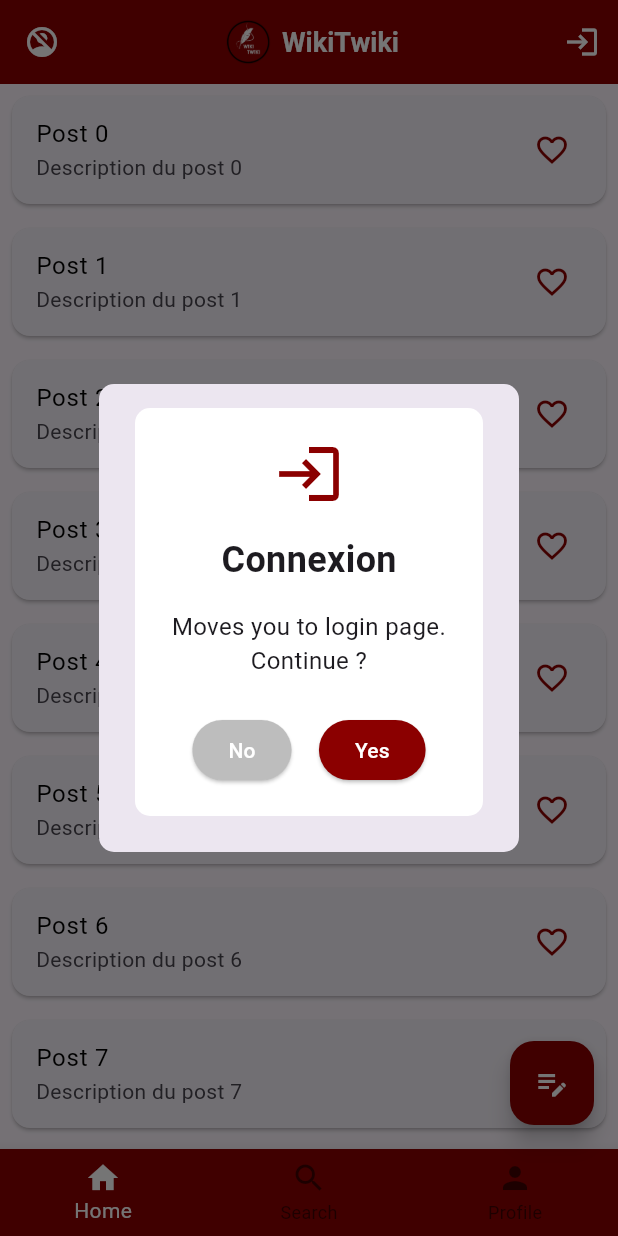
After one commit to Blaze940/WikiTricky, a Flutter app: the screen it shows after launch, after a tap on the "login" icon, on a phone screen of 412 x 824 dp. The commit adds this screen. Run offline on Flutter 3.47's test engine with Material 3 defaults, Android fonts, the phone set to English and light mode, and no system bars; our stand-ins replace bloc, dio, flutter_bloc, flutter_secure_storage, go_router, toastification.

Commit message:
navigation page and link to connexion views ok

```diff
--- a/lib/main.dart
+++ b/lib/main.dart
@@ -3,8 +3,9 @@ import 'package:flutter_bloc/flutter_bloc.dart';
 import 'package:wiki_tricky/src/blocs/auth_bloc/auth_bloc.dart';
 import 'package:wiki_tricky/src/services/auth_api_service.dart';
 import 'package:wiki_tricky/src/services/secure_storage_service.dart';
-import 'package:wiki_tricky/src/views/auth/login_screen.dart';
-import 'package:wiki_tricky/src/views/auth/signup_screen.dart';
+import 'package:wiki_tricky/src/views/auth/login_view.dart';
+import 'package:wiki_tricky/src/views/auth/signup_view.dart';
+import 'package:wiki_tricky/src/views/navigation/navigation_view.dart';
 import 'config/app_theme.dart';
 import 'package:go_router/go_router.dart';
 
@@ -13,15 +14,15 @@ void main() {
     routes: [
       GoRoute(
         path: '/',
-        builder: (context, state) => LoginScreen(),
+        builder: (context, state) => const NavigationView(),
       ),
       GoRoute(
-        path: LoginScreen.routeName,
-        builder: (context, state) => LoginScreen(),
+        path: LoginView.routeName,
+        builder: (context, state) => const LoginView(),
       ),
       GoRoute(
-        path: SignupScreen.routeName,
-        builder: (context, state) => const SignupScreen(),
+        path: SignupView.routeName,
+        builder: (context, state) =>  const SignupView(),
       ),
     ],
   );
--- a/lib/src/exceptions/auth_api_exception.dart
+++ b/lib/src/exceptions/auth_api_exception.dart
@@ -2,6 +2,6 @@ import 'package:wiki_tricky/src/models/api_error.dart';
 
 class AuthApiException extends ApiError {
   AuthApiException(
-      {required int code, required String message, String payload = ''})
+      {required int code, required String message,  payload = const {}})
       : super(code: code, message: message, payload: payload);
 }
--- a/lib/src/models/api_error.dart
+++ b/lib/src/models/api_error.dart
@@ -1,24 +1,15 @@
 class ApiError implements Exception{
   final int? code;
   final String? message;
-  final String? payload;
+  final Map<dynamic,dynamic>? payload;
 
-  ApiError({this.code, required this.message, this.payload = ''});
-
-  factory ApiError.fromJson(Map<String, dynamic> json) {
-    return ApiError(
-      code: json['code'],
-      message: json['message'],
-      payload: json['payload'] ?? '',
-    );
-  }
+  ApiError({this.code, required this.message, this.payload = const {}});
 
   @override
   String toString() {
-    if (payload!.isNotEmpty) {
-      return '$message - $payload';
-    }
-
+    //if (payload!.isNotEmpty) {
+      //return '$message - $payload';
+    //}
     return message!;
   }
 }
--- a/lib/src/services/secure_storage_service.dart
+++ b/lib/src/services/secure_storage_service.dart
@@ -12,6 +12,7 @@ class SecureStorageService {
       return await _storage.read(key: 'authToken');
     } catch (e) {
       //print("error getAuthToken: " + e.toString());
+
       throw Exception('Failed to get auth token - ' + e.toString());
     }
   }
--- /dev/null
+++ b/lib/src/views/navigation/navigation_view.dart
@@ -0,0 +1,50 @@
+import 'package:flutter/material.dart';
+import 'package:wiki_tricky/src/widgets/custom_app_bar.dart';
+
+class NavigationView extends StatelessWidget {
+  static const String routeName = '/home';
+
+  const NavigationView({Key? key}) : super(key: key);
+
+  @override
+  Widget build(BuildContext context) {
+    return SafeArea(
+      child: Scaffold(
+        appBar: const CustomAppBar(
+          titleText: 'WikiTwiki',
+        ),
+        body: ListView.builder(
+          itemCount: 10,
+          itemBuilder: (context, index) {
+            return Card(
+              margin: const EdgeInsets.all(8),
+              child: ListTile(
+                title:
+                    Text('Post $index', style: TextStyle(color: Colors.black)),
+                subtitle: Text('Description du post $index'),
+                trailing:
+                    const Icon(Icons.favorite_border, color: Color(0xFF8B0000)),
+              ),
+            );
+          },
+        ),
+        bottomNavigationBar: BottomNavigationBar(
+          items: const [
+            BottomNavigationBarItem(icon: Icon(Icons.home), label: 'Home'),
+            BottomNavigationBarItem(icon: Icon(Icons.search), label: 'Search'),
+            BottomNavigationBarItem(icon: Icon(Icons.person), label: 'Profile'),
+            ],
+          backgroundColor: const Color(0xFF8B0000),
+          selectedItemColor: Colors.white,
+        ),
+        floatingActionButton: FloatingActionButton(
+          onPressed: () {
+            // Action pour créer un nouveau post
+          },
+          backgroundColor: const Color(0xFF8B0000),
+          child: const Icon(Icons.edit_note, color: Colors.white),
+        ),
+      ),
+    );
+  }
+}
--- /dev/null
+++ b/lib/src/widgets/custom_app_bar.dart
@@ -0,0 +1,183 @@
+import 'package:flutter/material.dart';
+import 'package:flutter_bloc/flutter_bloc.dart';
+import 'package:go_router/go_router.dart';
+import 'package:toastification/toastification.dart';
+import 'package:wiki_tricky/src/blocs/auth_bloc/auth_bloc.dart';
+import 'package:wiki_tricky/src/services/toast_service.dart';
+
+class CustomAppBar extends StatelessWidget implements PreferredSizeWidget {
+  final String titleText;
+
+  const CustomAppBar({
+    Key? key,
+    this.titleText = '',
+  }) : super(key: key);
+
+  @override
+  Widget build(BuildContext context) {
+    return BlocBuilder<AuthBloc, AuthState>(
+      builder: (context, state) {
+        return AppBar(
+          backgroundColor: const Color(0xFF8B0000),
+          elevation: 0,
+          leading: state.status == AuthStatus.success
+              ? IconButton(
+                  icon: const Icon(Icons.account_circle, color: Colors.green),
+                  onPressed: () {
+                    // TODO: Navigate to profile
+                  },
+                )
+              : const Icon(Icons.no_accounts, color: Colors.white),
+          title: Row(
+            mainAxisSize: MainAxisSize.min,
+            children: [
+              Image.asset('assets/logo_wiki_twiki_white.png', height: 40),
+              SizedBox(width: 2),
+              Text(
+                titleText,
+                style: const TextStyle(
+                    color: Colors.white,
+                    fontWeight: FontWeight.bold,
+                    fontSize: 18),
+              ),
+            ],
+          ),
+          centerTitle: true,
+          actions: <Widget>[
+            state.status == AuthStatus.success
+                ? IconButton(
+                    icon: const Icon(Icons.logout, color: Colors.white),
+                    onPressed: () => _showLogoutDialog(context),
+                  )
+                : IconButton(
+                    icon: const Icon(Icons.login, color: Colors.white),
+                    onPressed: () => _showLoginDialog(context),
+                  ),
+          ],
+        );
+      },
+    );
+  }
+
+  void _showLogoutDialog(BuildContext context) {
+    showDialog(
+      context: context,
+      builder: (BuildContext context) {
+        return AlertDialog(
+          shape: RoundedRectangleBorder(
+            borderRadius: BorderRadius.circular(10.0),
+          ),
+          content: Container(
+            padding: const EdgeInsets.all(20),
+            decoration: BoxDecoration(
+              color: Colors.white,
+              borderRadius: BorderRadius.circular(10.0),
+            ),
+            child: Column(
+              mainAxisSize: MainAxisSize.min,
+              children: <Widget>[
+                const Icon(Icons.logout, color: Color(0xFF8B0000), size: 48),
+                const SizedBox(height: 16),
+                const Text('Logout',
+                    style:
+                        TextStyle(fontSize: 24, fontWeight: FontWeight.bold)),
+                const SizedBox(height: 16),
+                const Text('Do you want to disconnect ?',
+                    textAlign: TextAlign.center,
+                    style: TextStyle(fontSize: 16)),
+                const SizedBox(height: 24),
+                Row(
+                  mainAxisAlignment: MainAxisAlignment.spaceEvenly,
+                  children: <Widget>[
+                    ElevatedButton(
+                      onPressed: () => Navigator.of(context).pop(),
+                      style: ElevatedButton.styleFrom(
+                          backgroundColor: Colors.grey[400]),
+                      child: const Text('No'),
+                    ),
+                    ElevatedButton(
+                      onPressed: () => disconnectUser(context),
+                      style: ElevatedButton.styleFrom(
+                          backgroundColor: const Color(0xFF8B0000)),
+                      child: const Text('Yes'),
+                    ),
+                  ],
+                ),
+              ],
+            ),
+          ),
+        );
+      },
+    );
+  }
+
+  void _showLoginDialog(BuildContext context) {
+    showDialog(
+      context: context,
+      builder: (BuildContext context) {
+        return AlertDialog(
+          shape: RoundedRectangleBorder(
+            borderRadius: BorderRadius.circular(10.0),
+          ),
+          content: Container(
+            padding: const EdgeInsets.all(20),
+            decoration: BoxDecoration(
+              color: Colors.white,
+              borderRadius: BorderRadius.circular(10.0),
+            ),
+            child: Column(
+              mainAxisSize: MainAxisSize.min,
+              children: <Widget>[
+                const Icon(Icons.login, color: Color(0xFF8B0000), size: 48),
+                const SizedBox(height: 16),
+                const Text('Connexion',
+                    style:
+                        TextStyle(fontSize: 24, fontWeight: FontWeight.bold)),
+                const SizedBox(height: 16),
+                const Text('Moves you to login page. \nContinue ?',
+                    textAlign: TextAlign.center,
+                    style: TextStyle(fontSize: 16)),
+                const SizedBox(height: 24),
+                Row(
+                  mainAxisAlignment: MainAxisAlignment.spaceEvenly,
+                  children: <Widget>[
+                    ElevatedButton(
+                      onPressed: () => Navigator.of(context).pop(),
+                      style: ElevatedButton.styleFrom(
+                          backgroundColor: Colors.grey[400]),
+                      child: const Text('No'),
+                    ),
+                    ElevatedButton(
+                      onPressed: () {
+                        navigateToLogin(context);
+                      },
+                      style: ElevatedButton.styleFrom(
+                          backgroundColor: const Color(0xFF8B0000)),
+                      child: const Text('Yes'),
+                    ),
+                  ],
+                ),
+              ],
+            ),
+          ),
+        );
+      },
+    );
+  }
+
+  void navigateToLogin(BuildContext context) {
+    GoRouter.of(context).go('/login');
+  }
+
+  void disconnectUser(BuildContext context) {
+    BlocProvider.of<AuthBloc>(context).add(LogoutRequested());
+    Navigator.of(context).pop();
+    showCustomToast(context,
+        type: ToastificationType.success,
+        title: "Disconnected",
+        description: "You have been disconnected");
+  }
+
+  @override
+  Size get preferredSize => const Size.fromHeight(kToolbarHeight);
+}
```
Also changed, not shown: lib/src/services/auth_api_service.dart (+6 -8 lines), lib/src/views/auth/login_view.dart (renamed from lib/src/views/auth/login_screen.dart, +11 -11 lines), lib/src/views/auth/signup_view.dart (renamed from lib/src/views/auth/signup_screen.dart, +6 -6 lines).
